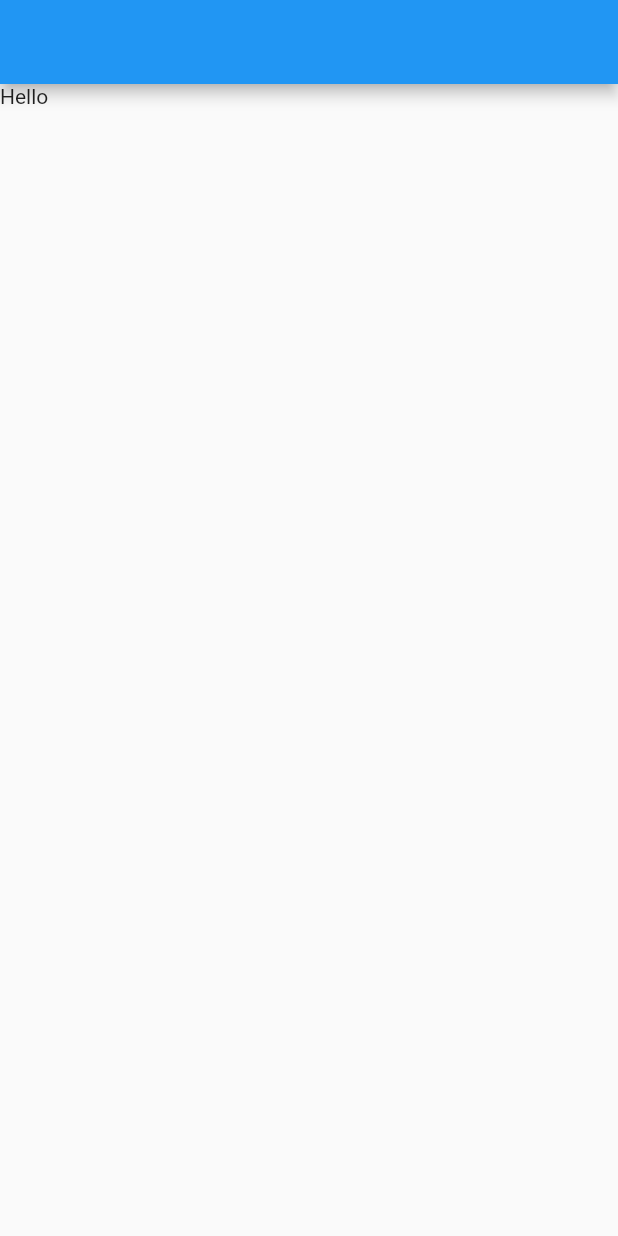
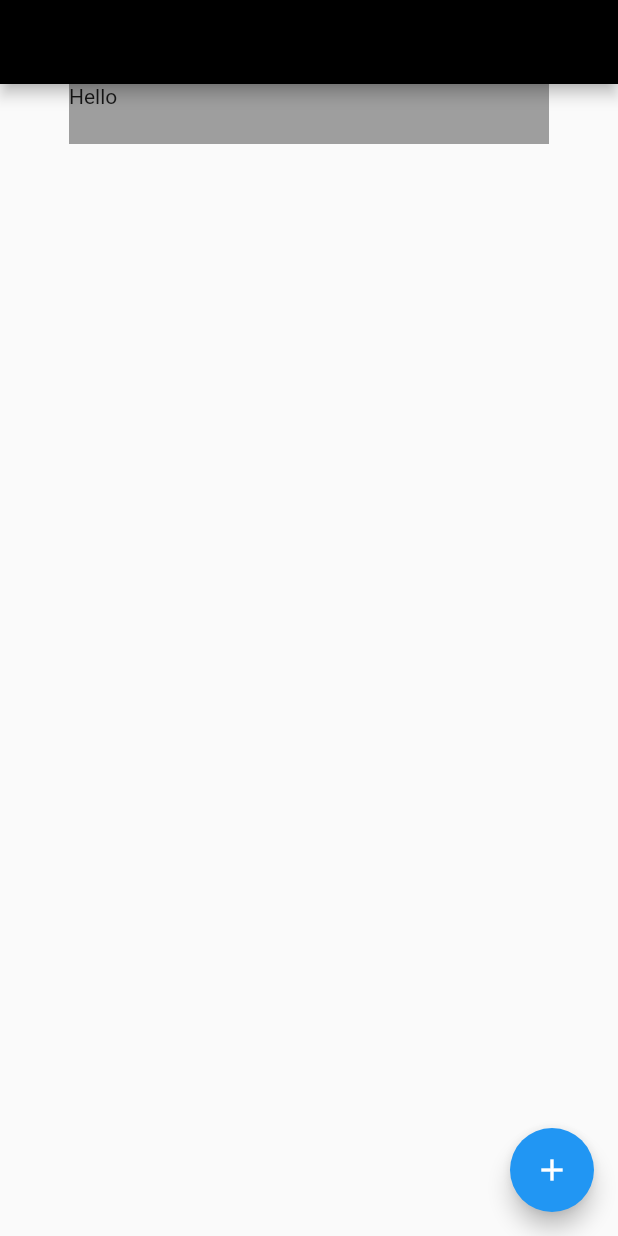
Before and after one commit to Nived-Manoj/to_do, a Flutter app: the screen it shows after launch, on a phone screen of 412 x 824 dp. Run offline on Flutter 3.47's test engine with Material 2 defaults, Android fonts, the phone set to English and light mode, and no system bars.

Commit message:
initial commit

```diff
--- a/lib/home_screen.dart
+++ b/lib/home_screen.dart
@@ -6,13 +6,36 @@ class HomeScreen extends StatelessWidget {
   @override
   Widget build(BuildContext context) {
     return Scaffold(
-      appBar: AppBar(),
+      appBar: AppBar(backgroundColor: Colors.black),
       body: Column(
+        mainAxisAlignment: MainAxisAlignment.spaceBetween,
         children: [
-          Container(
-            child: Text("Hello"),
+          Center(
+            child: Container(
+              height: 40,
+              width: 320,
+              color: Colors.grey,
+              child: Text("Hello"),
+            ),
           )
         ],
+      ),
+      floatingActionButton: FloatingActionButton(
+        onPressed: () {
+          showModalBottomSheet(
+              context: context,
+              builder: (context) => Column(
+                    children: [
+                      TextField(
+                        decoration: InputDecoration(
+                            border: OutlineInputBorder(
+                                borderRadius: BorderRadius.circular(10)),
+                            hintText: "enter a task"),
+                      )
+                    ],
+                  ));
+        },
+        child: Icon(Icons.add),
       ),
     );
   }
```
